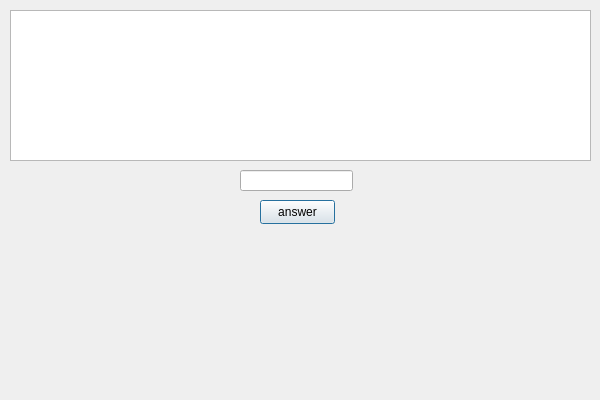
Before: the Qt Designer form Triviador/TriviadorGUI/numericAnswerDialog.ui in stefandananau/Triviador, drawn with Qt 5.
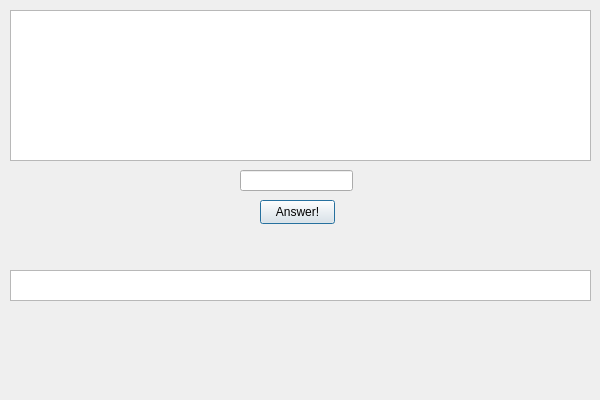
After: the same form once the commit is applied.

Commit message: Players can now answer numeric questions

What changed in the file:
```diff
--- a/Triviador/TriviadorGUI/numericAnswerDialog.ui
+++ b/Triviador/TriviadorGUI/numericAnswerDialog.ui
@@ -49,7 +49,17 @@
     </rect>
    </property>
    <property name="text">
-    <string>answer</string>
+    <string>Answer!</string>
+   </property>
+  </widget>
+  <widget class="QTextEdit" name="actionResponse">
+   <property name="geometry">
+    <rect>
+     <x>10</x>
+     <y>270</y>
+     <width>581</width>
+     <height>31</height>
+    </rect>
    </property>
   </widget>
  </widget>
```
The commit also changes 5 other files.
